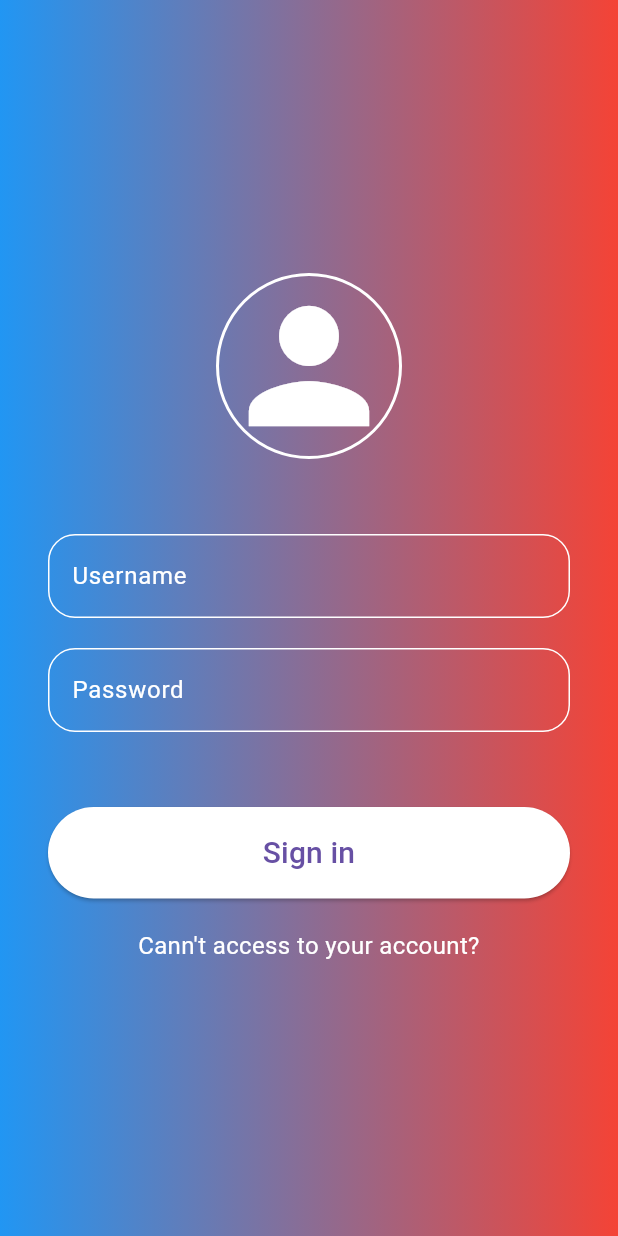
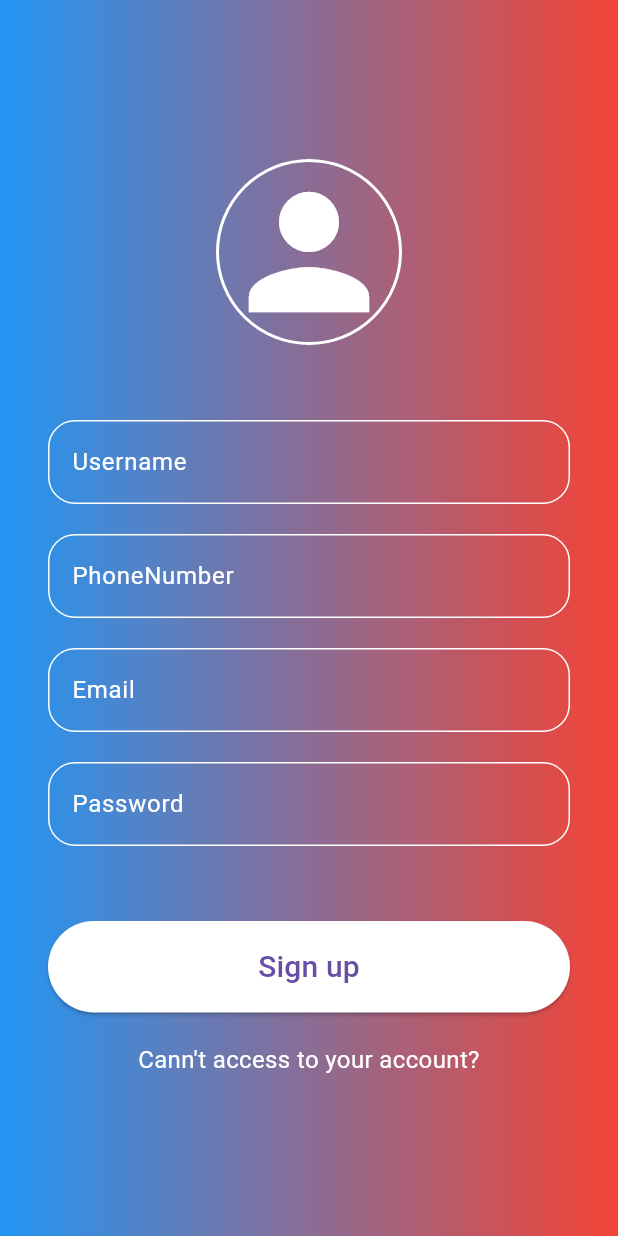
Before and after one commit to quochung2k3/Hackathon_Troll_IT, a Flutter app: the screen it shows after launch, on a phone screen of 412 x 824 dp. Run offline on Flutter 3.47's test engine with Material 3 defaults, Android fonts, the phone set to English and light mode, and no system bars; missing offline and left inert: postgres.

Commit message:
Register

```diff
--- a/lib/main.dart
+++ b/lib/main.dart
@@ -1,6 +1,7 @@
 // Buoc 1: Khai bao import thu vien
 import 'package:flutter/material.dart';
 import 'package:hackathon_troll_it/widgets/login.dart';
+import 'package:hackathon_troll_it/widgets/register.dart';
 
 // Buoc 2: Main
 void main() {
@@ -19,7 +20,8 @@ class MyApp extends StatelessWidget {
      theme: ThemeData(
        primarySwatch: Colors.blue,
      ),
-      home: LoginPage(),
+      //home: LoginPage(),
+      home: RegisterPage(),
     );
   }
 }
--- a/lib/widgets/register.dart
+++ b/lib/widgets/register.dart
@@ -0,0 +1,115 @@
+import 'package:flutter/material.dart';
+
+class RegisterPage extends StatefulWidget {
+  @override
+  State<RegisterPage> createState() => _RegisterPage();
+}
+
+class _RegisterPage extends State<RegisterPage> {
+
+  TextEditingController usernameController = TextEditingController();
+  TextEditingController passwordController = TextEditingController();
+  TextEditingController phonenumberController = TextEditingController();
+  TextEditingController emailController = TextEditingController();
+
+  @override
+  Widget build(BuildContext context) {
+    return Container(
+      decoration: const BoxDecoration(
+          gradient: LinearGradient(
+            colors: [
+              Colors.blue,
+              Colors.red,
+            ],
+          )),
+      child: Scaffold(
+        backgroundColor: Colors.transparent,
+        body: _page(),
+      ),
+    );
+  }
+
+  Widget _page() {
+    return Padding(
+      padding: const EdgeInsets.all(32.0),
+      child: Center(
+        child: Column(
+          mainAxisAlignment: MainAxisAlignment.center,
+          children: [
+            _icon(),
+            const SizedBox(height: 50),
+            _inputField("Username", usernameController),
+            const SizedBox(height: 20),
+            _inputField("PhoneNumber", phonenumberController),
+            const SizedBox(height: 20),
+            _inputField("Email", emailController),
+            const SizedBox(height: 20),
+            _inputField("Password", passwordController, isPassword: true),
+            const SizedBox(height: 50),
+            _loginBtn(),
+            const SizedBox(height: 20),
+            _extraText(),
+          ],
+        ),
+      ),
+    );
+  }
+
+  Widget _icon() {
+    return Container(
+      decoration: BoxDecoration(
+          border: Border.all(color: Colors.white, width: 2),
+          shape: BoxShape.circle),
+      child: const Icon(Icons.person, color: Colors.white, size: 120),
+    );
+  }
+
+  Widget _inputField(String hintText, TextEditingController controller,
+      {isPassword = false}) {
+    var border = OutlineInputBorder(
+        borderRadius: BorderRadius.circular(18),
+        borderSide: const BorderSide(color: Colors.white));
+    return TextField(
+      style: const TextStyle(color: Colors.white),
+      controller: controller,
+      decoration: InputDecoration(
+        hintText: hintText,
+        hintStyle: const TextStyle(color: Colors.white),
+        enabledBorder: border,
+        focusedBorder: border,
+      ),
+      obscureText: isPassword,
+    );
+  }
+
+  Widget _loginBtn() {
+    return ElevatedButton(
+      onPressed: () {
+        debugPrint("Username: " + usernameController.text);
+        debugPrint("PhoneNumber: " + phonenumberController.text);
+        debugPrint("Email:" + emailController.text);
+        debugPrint("Password : " + passwordController.text);
+      },
+      style: ElevatedButton.styleFrom(
+        shape: const StadiumBorder(),
+        backgroundColor: Colors.white,
+        padding: const EdgeInsets.symmetric(vertical: 16),
+      ),
+      child: const SizedBox(
+        width: double.infinity,
+        child: Text(
+          "Sign up",
+          textAlign: TextAlign.center,
+          style: TextStyle(fontSize: 20),
+        ),
+      ),
+    );
+  }
+
+  Widget _extraText() {
+    return const Text("Cann't access to your account?",
+      textAlign: TextAlign.center,
+      style: TextStyle(fontSize: 16, color: Colors.white),
+    );
+  }
+}
```
